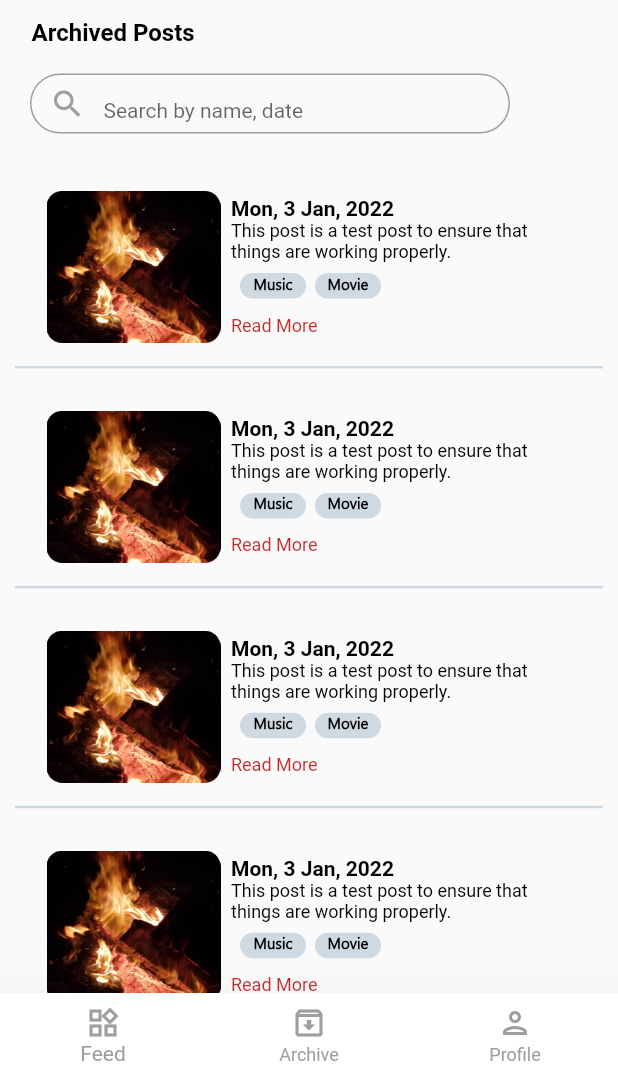
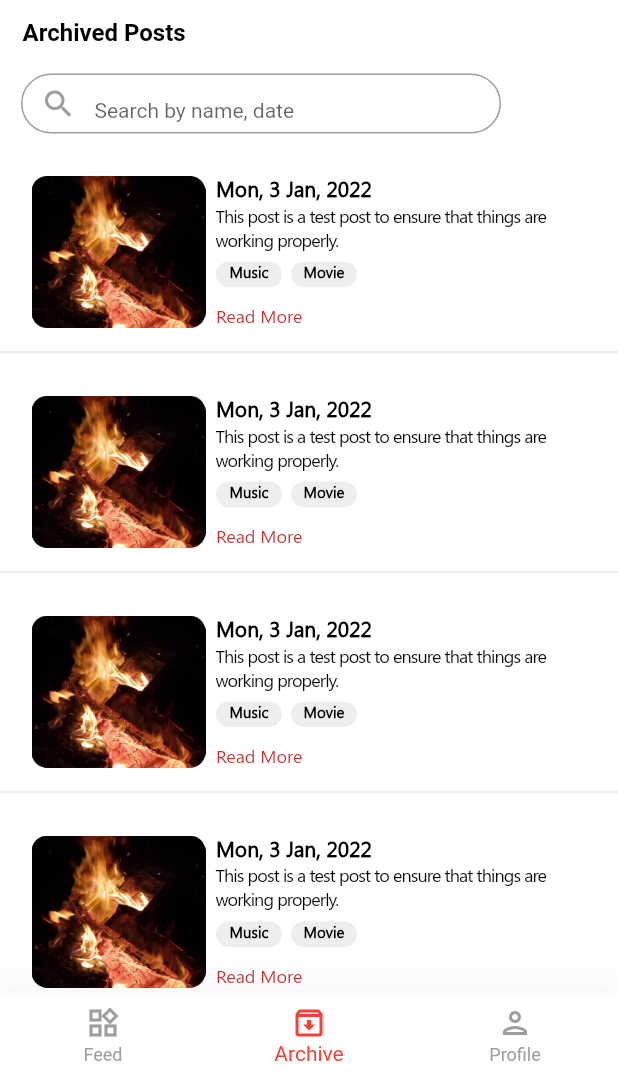
Before and after one commit to abhimanyu-worksdelight/daily_reach, a Flutter app: the Profile_screen screen opened directly, item 2 of the bottom bar chosen, on a phone screen of 412 x 824 dp, the part 159-1236 px from its top. Run offline on Flutter 3.47's test engine with Material 2 defaults, Android fonts, the phone set to English and light mode, and no system bars; our stand-ins replace chewie, country_code_picker, video_player.

Commit message:
profile screen

```diff
--- a/lib/archive_list.dart
+++ b/lib/archive_list.dart
@@ -1,6 +1,4 @@
-import 'package:dailyreach/profile_name.dart';
 import 'package:flutter/material.dart';
-import 'Feed.dart';
 import 'archive_screen.dart';
 
 class Archive_list extends StatefulWidget {
@@ -15,6 +13,7 @@ class _Archive_list extends State<Archive_list> {
   @override
   Widget build(BuildContext context) {
     return Scaffold(
+      backgroundColor: Colors.white,
       body: Column(
         crossAxisAlignment: CrossAxisAlignment.start,
         children: [
@@ -44,7 +43,7 @@ class _Archive_list extends State<Archive_list> {
             ],
           ),
           const Padding(
-            padding: EdgeInsets.only(left: 21, top: 12),
+            padding: EdgeInsets.only(left: 15, top: 12),
             child: Text(
               "Archived Posts",
               style: TextStyle(
@@ -54,7 +53,7 @@ class _Archive_list extends State<Archive_list> {
             ),
           ),
           Padding(
-            padding: const EdgeInsets.only(top: 18, left: 20),
+            padding: const EdgeInsets.only(top: 18, left: 14),
             child: Container(
               height: 40,
               width: 320,
@@ -82,14 +81,13 @@ class _Archive_list extends State<Archive_list> {
           Expanded(
               flex: 1,
               child: Padding(
-                padding: const EdgeInsets.only(top: 10,right: 10,left: 10),
+                padding: const EdgeInsets.only(top: 0,right: 0,left: 0),
                 child: ListView.separated(separatorBuilder: (Context, Index){
                   return Padding(
                     padding: const EdgeInsets.only(top: 8),
                     child: Container(
                       height: 1.6,
-                      color: Color.fromARGB(153, 179, 195, 210),
-                    ),
+                      color: Color.fromARGB(100, 214, 212, 212),                    ),
                   );
                 },
 
@@ -103,7 +101,7 @@ class _Archive_list extends State<Archive_list> {
                               children: [
                                 Padding(
                                   padding:
-                                  const EdgeInsets.only(top: 27, left: 21,bottom: 6),
+                                   EdgeInsets.only(top: 27, left: 21,bottom: 6),
                                   child: Image.asset(
                                     "assets/images/photoo.png",
                                     width: 116,
@@ -123,6 +121,7 @@ class _Archive_list extends State<Archive_list> {
                                           style: TextStyle(
                                               color: Colors.black,
                                               fontSize: 14,
+                                              fontFamily: "segoe",
                                               fontWeight: FontWeight.w600),
                                         ),
                                       ),
@@ -132,6 +131,8 @@ class _Archive_list extends State<Archive_list> {
                                         child: Text(
                                           'This post is a test post to ensure that things are working properly.',
                                           style: TextStyle(
+                                            letterSpacing: -0.6,
+                                              fontFamily: "segoe",
                                               color: Colors.black,
                                               fontSize: 12,
                                               fontWeight: FontWeight.w400),
@@ -139,9 +140,13 @@ class _Archive_list extends State<Archive_list> {
                                       ),
                                       Row(
                                         children: [
-                                          Padding(
+                                          InkWell(
+                                            onTap: (){
+
+                                            },
+                                            child: Padding(
                                               padding:
-                                            EdgeInsets.only(top: 7, left: 13),
+                                              EdgeInsets.only(top: 7, left: 7),
                                               child: Container(
                                                   width: 44,
                                                   height: 17,
@@ -158,17 +163,21 @@ class _Archive_list extends State<Archive_list> {
                                                     ),
                                                   ),
                                                   decoration: BoxDecoration(
-                                                  color: Color.fromARGB(153, 179, 195, 210),
-                                                  borderRadius:
+                                                    color: Color.fromARGB(100, 214, 212, 212),                                                    borderRadius:
                                                     BorderRadius.circular(34),
                                                   )),
                                             ),
-                                          Padding(
+                                          ),
+                                          InkWell(
+                                                onTap: (){
+
+                                                },
+                                            child: Padding(
                                               padding: EdgeInsets.only(top: 7, left: 6),
                                               child: Container(
                                                   width: 44,
                                                   height: 17,
-                                                child: Padding(
+                                                  child: const Padding(
                                                     padding: EdgeInsets.all(0),
                                                     child: Text(
                                                       'Movie',
@@ -181,14 +190,18 @@ class _Archive_list extends State<Archive_list> {
                                                     ),
                                                   ),
                                                   decoration: BoxDecoration(
-                                                  color: Color.fromARGB(153, 179, 195, 210),
-                                                  borderRadius:
+                                                    color: Color.fromARGB(100, 214, 212, 212),                                                    borderRadius:
                                                     BorderRadius.circular(34.62),
                                                   )),
+                                            ),
                                           )
                                         ],
                                       ),
-                                      Padding(
+                                      InkWell(
+                                        onTap: (){
+
+                                        },
+                                        child: Padding(
                                           padding: EdgeInsets.only(
                                               top: 11, left: 7, right: 0),
                                           child: Text(
@@ -196,7 +209,9 @@ class _Archive_list extends State<Archive_list> {
                                             style: TextStyle(
                                                 color: Color.fromARGB(228, 189, 20, 20),
                                                 fontSize: 12,
+                                                fontFamily: "segoe",
                                                 fontWeight: FontWeight.w400),
+                                          ),
                                         ),
                                       ),
 
@@ -213,47 +228,6 @@ class _Archive_list extends State<Archive_list> {
               )
           ),
 
-          // tabClick == 0 ? Feed() : tabClick == 1 ?  Archive_list() : Home_screen(),
-          //  BottomNavigationBar(
-          //   elevation: 40,
-          //   type: BottomNavigationBarType.fixed,
-          //   backgroundColor: Colors.white,
-          //   selectedItemColor: Colors.grey,
-          //   unselectedItemColor: Colors.grey,
-          //   selectedFontSize: 14,
-          //   unselectedFontSize: 12,
-          //   onTap: (value) {
-          //     if (value == 0) {
-          //       tabClick = value;
-          //     } else if (value == 1) {
-          //       tabClick = value;
-          //     } else {
-          //       tabClick = value;
-          //     }
-          //     setState(() {});
-          //   },
-          //   items: const [
-          //     BottomNavigationBarItem(
-          //       label: "Feed",
-          //       //  title: Text('Feed'),
-          //       icon: Icon(Icons.now_widgets_outlined),
-          //     ),
-          //     BottomNavigationBarItem(
-          //       label: "Archive",
-          //
-          //       //  title: Text('Archive'),
-          //       icon: Icon(Icons.archive_outlined),
-          //     ),
-          //     BottomNavigationBarItem(
-          //       label: "Profile",
-          //
-          //       //   title: Text('Profile'),
-          //       icon: Icon(
-          //         Icons.person_outlined,
-          //       ),
-          //     ),
-          //   ],
-          // ),
 
         ],
       ),
--- a/lib/login_screen.dart
+++ b/lib/login_screen.dart
@@ -1,8 +1,6 @@
 import 'package:dailyreach/profile_screen.dart';
 import 'package:dailyreach/reset_password.dart';
 import 'package:flutter/material.dart';
-
-import 'archive_list.dart';
 
 class Login_screen extends StatefulWidget {
   @override
@@ -107,6 +105,8 @@ class _Login_screen extends State<Login_screen> {
                   TextFormField(
                   decoration: const InputDecoration(
                   labelText: 'Email Address',
+                    contentPadding: EdgeInsets.all(12),
+
                     labelStyle: TextStyle(
                       fontSize: 13,
                       fontWeight: FontWeight.w400,
@@ -127,6 +127,7 @@ class _Login_screen extends State<Login_screen> {
                   obscureText: _isObscure,
                   decoration: InputDecoration(
                     labelText: 'Password',
+                    contentPadding: EdgeInsets.all(12),
                     labelStyle: const TextStyle(
                       fontSize: 13,
                       fontWeight: FontWeight.w400,
--- a/lib/main.dart
+++ b/lib/main.dart
@@ -135,8 +135,8 @@ class _HomePage extends State<HomePage> {
             ),
             GestureDetector(
               onTap: () {
-                _videoPlayerController1 = null;
-                _videoPlayerController2 = null;
+                _videoPlayerController1!.dispose();
+                _videoPlayerController2!.dispose();
                 _chewieController?.dispose();
                 Navigator.push(context,
                     MaterialPageRoute(builder: (context) => Become_member()));
@@ -194,6 +194,7 @@ class _HomePage extends State<HomePage> {
                       ' Login',
                       style: TextStyle(
                         fontSize: 13,
+                          fontFamily: "segoe",
                           fontWeight: FontWeight.w600,
                           color: Color.fromARGB(198, 219, 11, 11),
                           decoration: TextDecoration.underline),
@@ -202,6 +203,7 @@ class _HomePage extends State<HomePage> {
                 ],
               ),
             ),
+            Container(height: 30,)
           ]),
         ));
   }
--- a/lib/profile_screen.dart
+++ b/lib/profile_screen.dart
@@ -2,7 +2,6 @@ import 'package:flutter/material.dart';
 
 import 'Feed.dart';
 import 'archive_list.dart';
-import 'feed_screen.dart';
 import 'profile_name.dart';
 
 class Profile_screen extends StatefulWidget {
@@ -18,12 +17,17 @@ class _Profile_screen extends State<Profile_screen> {
   @override
   Widget build(BuildContext context) {
     return Scaffold(
-      body: tabClick == 0 ? Feed() : tabClick == 1 ?  Archive_list() : Home_screen(),
+      body: tabClick == 0
+          ? Feed()
+          : tabClick == 1
+              ? Archive_list()
+              : Home_screen(),
       bottomNavigationBar: BottomNavigationBar(
         elevation: 40,
+        currentIndex: tabClick,
         type: BottomNavigationBarType.fixed,
         backgroundColor: Colors.white,
-        selectedItemColor: Colors.grey,
+        selectedItemColor: Colors.red,
         unselectedItemColor: Colors.grey,
         selectedFontSize: 14,
         unselectedFontSize: 12,
@@ -39,20 +43,15 @@ class _Profile_screen extends State<Profile_screen> {
         },
         items: const [
           BottomNavigationBarItem(
-label: "Feed",
-          //  title: Text('Feed'),
+            label: "Feed",
             icon: Icon(Icons.now_widgets_outlined),
           ),
           BottomNavigationBarItem(
             label: "Archive",
-
-            //  title: Text('Archive'),
             icon: Icon(Icons.archive_outlined),
           ),
           BottomNavigationBarItem(
             label: "Profile",
-
-            //   title: Text('Profile'),
             icon: Icon(
               Icons.person_outlined,
             ),
--- a/lib/reset_password.dart
+++ b/lib/reset_password.dart
@@ -1,7 +1,6 @@
 import 'package:flutter/material.dart';
 
 import 'profile_name.dart';
-import 'login_screen.dart';
 
 class Reset_password extends StatefulWidget{
   @override
@@ -106,6 +105,7 @@ class _Reset_password extends State<Reset_password>{
                             TextFormField(
                               decoration: const InputDecoration(
                                 labelText: 'Email Address',
+                                contentPadding: EdgeInsets.all(12),
                                 labelStyle: TextStyle(
                                   fontSize: 13,
                                   fontWeight: FontWeight.w400,
--- a/lib/splash_screen.dart
+++ b/lib/splash_screen.dart
@@ -14,7 +14,7 @@ class _Splash_screen extends State<Splash_screen> {
     super.initState();
     Future.delayed(const Duration(milliseconds: 3000), () {
       Navigator.pushReplacement(
-          context, MaterialPageRoute(builder: (context) => const HomePage()));
+          context, MaterialPageRoute(builder: (context) => HomePage()));
     });
   }
 
```
Also changed, not shown: lib/archive_screen.dart (+43 -22 lines), lib/become_member.dart (+20 -10 lines), lib/profile_name.dart (+4 -7 lines). Lines whose indentation alone changed are shown as unchanged.
